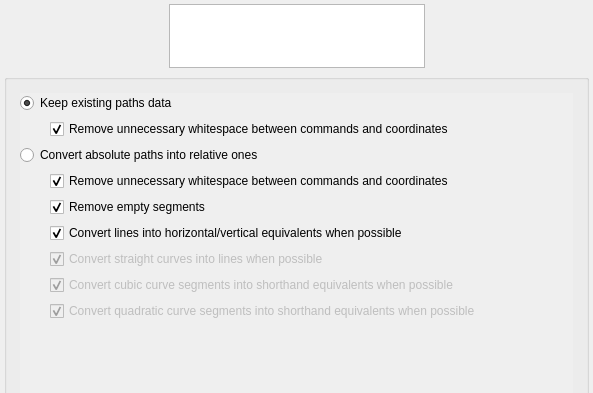
First picture: the form in src/gui/wizarddialog.ui, repository RazrFalcon/svgcleaner, before the edit; both pictures show x 0 to 593 and y 0 to 393 of the 593 by 581 pixel window.
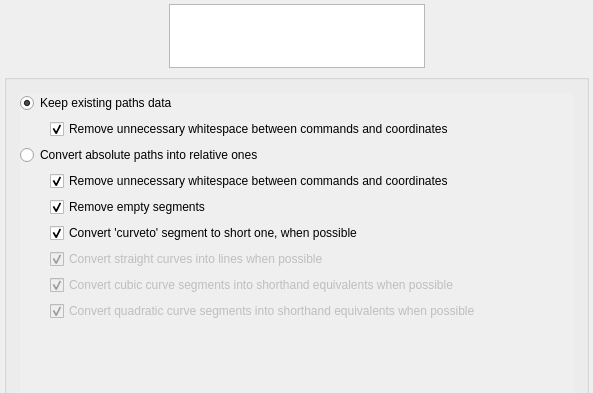
Second picture: the form after the edit. The open tabs and pages were chosen to show the change. Custom widgets are drawn as their Qt base class.

Commit message: Added better path segment converting to short commands. Fixed path trimming. Fixed 'a' element ungrouping. Fixed gradient merging. 0.44% better cleaning

The edit to the form file:
```diff
--- a/src/gui/wizarddialog.ui
+++ b/src/gui/wizarddialog.ui
@@ -1544,7 +1544,7 @@
                     <string notr="true">keep-lineto</string>
                    </property>
                    <property name="text">
-                    <string>Convert lines into horizontal/vertical equivalents when possible</string>
+                    <string>Convert 'curveto' segment to short one, when possible</string>
                    </property>
                    <property name="checked">
                     <bool>true</bool>
```
Left out of the diff: 2 changed lines with no effect on the pictures. The commit also changes 13 other files.
